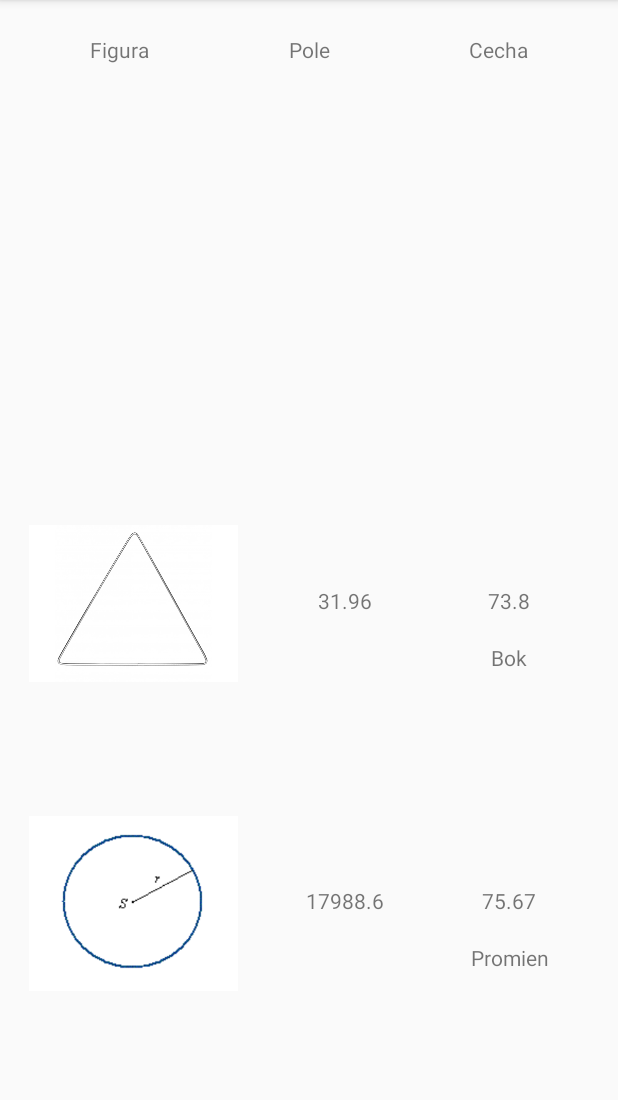
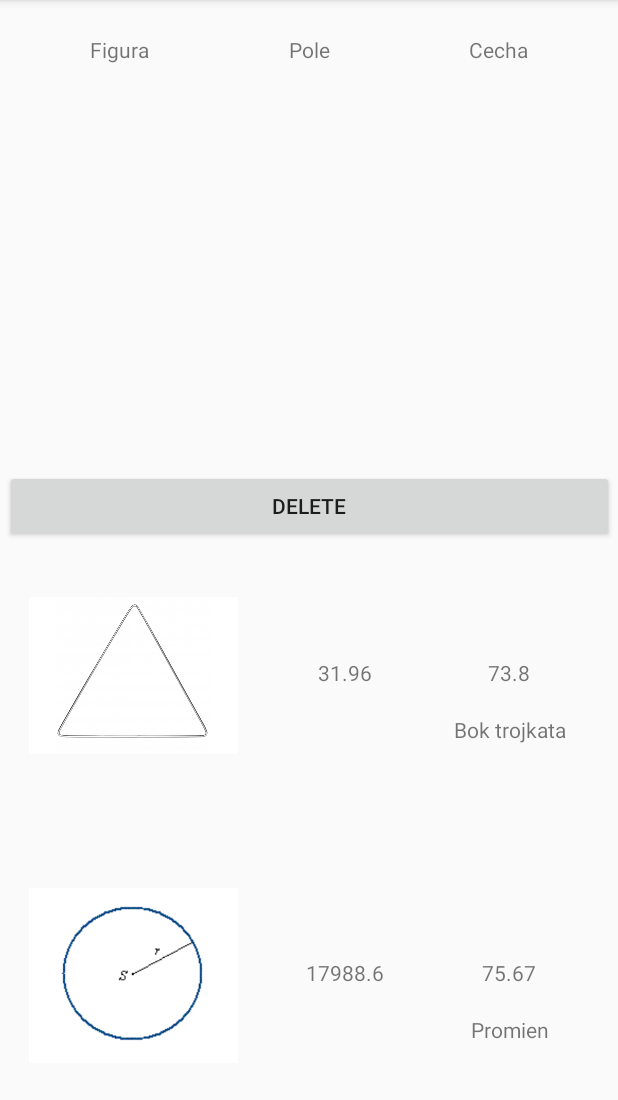
Before and after one commit to Daniel98p/GeometryFigures, an Android app: the screen it shows after launch (MainActivity), on a phone screen of 412 x 824 dp, the part 84-1184 px from its top. Run offline under Robolectric (Android 15) with nearby library versions, the phone set to English and light mode, and no system bars.

Commit message:
Add context menu

```diff
--- a/app/src/main/java/com/example/geometryfigures/figures/Triangle.java
+++ b/app/src/main/java/com/example/geometryfigures/figures/Triangle.java
@@ -4,7 +4,7 @@ package com.example.geometryfigures.figures;
 public class Triangle extends Figure {
     public Triangle(double linearDimension) {
         this.linearDimension = linearDimension;
-        this.feature = "Bok";
+        this.feature = "Bok trojkata";
         this.name = "Trojkat";
     }
 
--- a/app/src/main/res/layout/activity_main.xml
+++ b/app/src/main/res/layout/activity_main.xml
@@ -67,6 +67,12 @@
 
             <include layout="@layout/second_layout" />
 
+            <Button
+                android:id="@+id/Delete"
+                android:layout_width="match_parent"
+                android:layout_height="wrap_content"
+                android:text="Delete" />
+
         </LinearLayout>
     </ScrollView>
 
--- /dev/null
+++ b/app/src/main/res/menu/context_menu.xml
@@ -0,0 +1,8 @@
+<?xml version="1.0" encoding="utf-8"?>
+<menu xmlns:android="http://schemas.android.com/apk/res/android"
+    xmlns:app="http://schemas.android.com/apk/res-auto">
+    <item android:id="@+id/duplicate"
+        android:title="Duplicate" />
+    <item android:id="@+id/delete"
+        android:title="Delete" />
+</menu>
```
Also changed, not shown: app/src/main/java/com/example/geometryfigures/MainActivity.java (+72 -0 lines).
